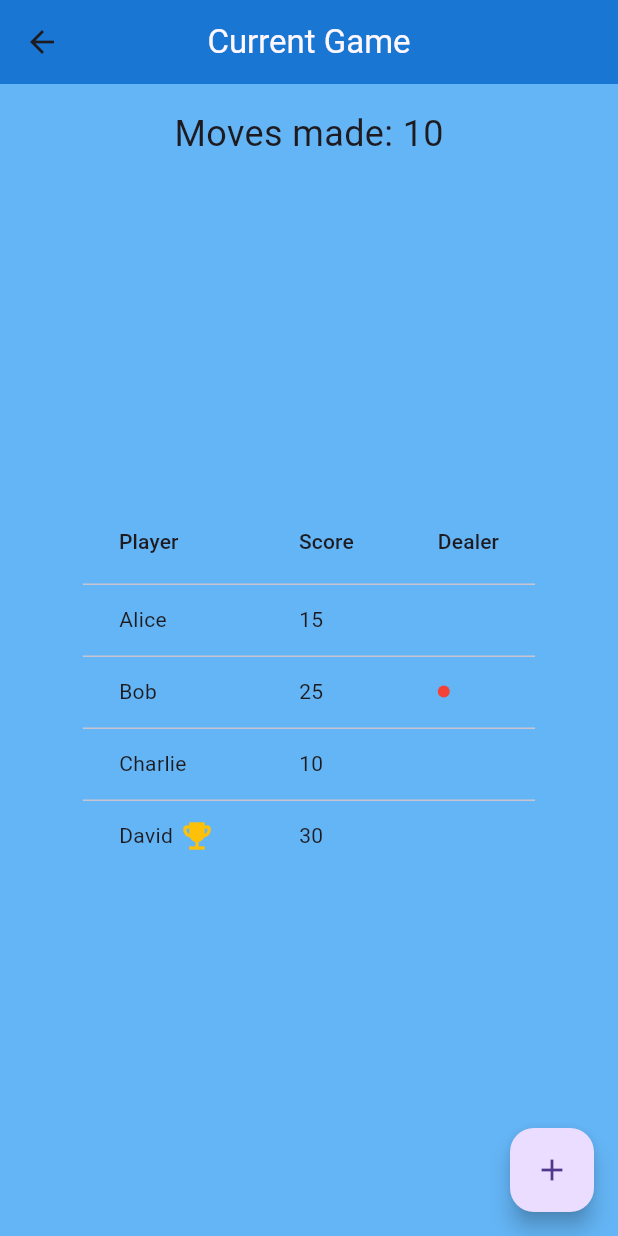
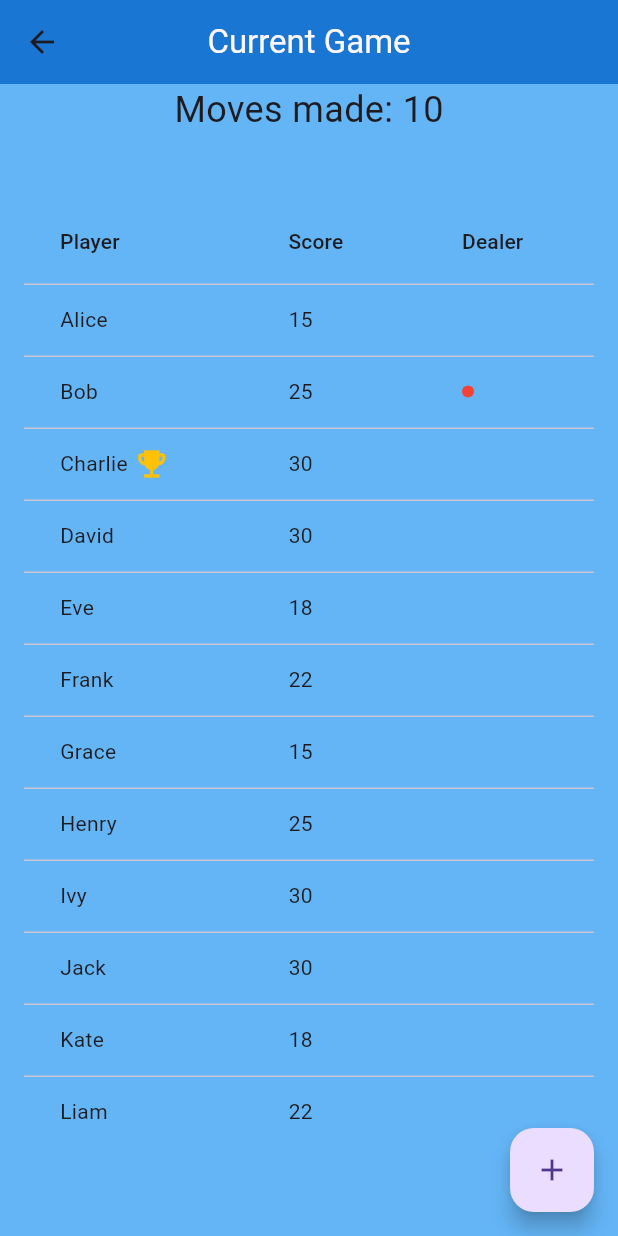
Before and after one commit to mezgoodle/UnoCounter, a Flutter app: the CurrentGamePage screen opened by its route, on a phone screen of 412 x 824 dp. Run offline on Flutter 3.47's test engine with Material 3 defaults, Android fonts, the phone set to English and light mode, and no system bars; our stand-ins replace cloud_firestore, firebase_core; accounts and stored records are empty.

Commit message:
Add vertical scroll for datatable

```diff
--- a/lib/pages/current_game.dart
+++ b/lib/pages/current_game.dart
@@ -17,8 +17,16 @@ class _CurrentGamePageState extends State<CurrentGamePage> {
   final List<PlayerSerializer> _players = [
     PlayerSerializer(name: "Alice", winnableGames: 10, score: 15),
     PlayerSerializer(name: "Bob", winnableGames: 5, score: 25),
-    PlayerSerializer(name: "Charlie", winnableGames: 12, score: 10),
+    PlayerSerializer(name: "Charlie", winnableGames: 12, score: 30),
     PlayerSerializer(name: "David", winnableGames: 8, score: 30),
+    PlayerSerializer(name: "Eve", winnableGames: 15, score: 18),
+    PlayerSerializer(name: "Frank", winnableGames: 10, score: 22),
+    PlayerSerializer(name: "Grace", winnableGames: 10, score: 15),
+    PlayerSerializer(name: "Henry", winnableGames: 5, score: 25),
+    PlayerSerializer(name: "Ivy", winnableGames: 12, score: 30),
+    PlayerSerializer(name: "Jack", winnableGames: 8, score: 30),
+    PlayerSerializer(name: "Kate", winnableGames: 15, score: 18),
+    PlayerSerializer(name: "Liam", winnableGames: 10, score: 22),
   ];
 
   @override
@@ -26,7 +34,7 @@ class _CurrentGamePageState extends State<CurrentGamePage> {
     return Scaffold(
       appBar: CustomAppBar(title: 'Current Game'),
       body: Padding(
-        padding: const EdgeInsets.all(16.0),
+        padding: const EdgeInsets.only(left: 16.0, right: 16.0, bottom: 16.0),
         child: Column(
           crossAxisAlignment: CrossAxisAlignment.center,
           children: <Widget>[
@@ -38,7 +46,12 @@ class _CurrentGamePageState extends State<CurrentGamePage> {
               child: Center(
                 child: SingleChildScrollView(
                   scrollDirection: Axis.horizontal,
-                  child: _buildPlayerTable(),
+                  child: SizedBox(
+                    width: MediaQuery.of(context).size.width - 32,
+                    child: SingleChildScrollView(
+                        scrollDirection: Axis.vertical,
+                        child: _buildPlayerTable()),
+                  ),
                 ),
               ),
             ),
```
